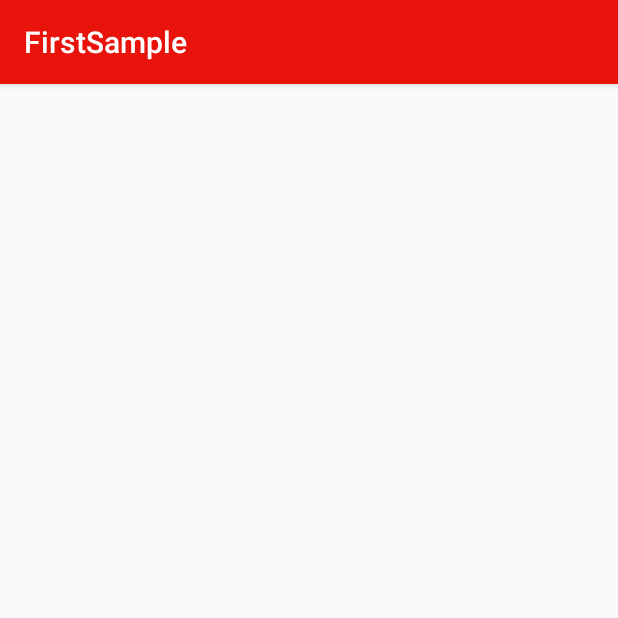
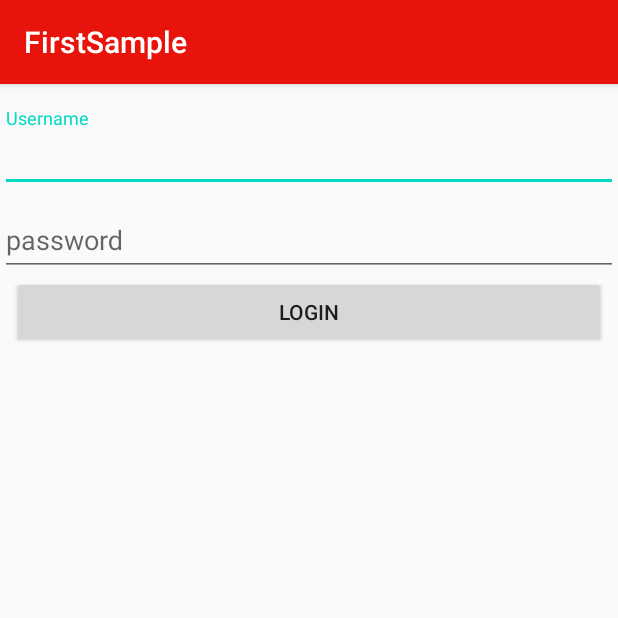
Before and after one commit to phirumtan/AndroidG1-aft-, an Android app: the ViewModelActivity screen opened directly, with no data from a screen before it, on a phone screen of 412 x 824 dp, the top half of it. Run offline under Robolectric (Android 15) with nearby library versions, the phone set to English and light mode, and no system bars; our stand-ins replace data binding.

Commit message:
cp12 viewmodel

```diff
--- a/app/src/main/java/com/gsmarena/firstsample/ViewModelActivity.java
+++ b/app/src/main/java/com/gsmarena/firstsample/ViewModelActivity.java
@@ -1,8 +1,10 @@
 package com.gsmarena.firstsample;
+
+import android.os.Bundle;
 
 import androidx.appcompat.app.AppCompatActivity;
 
-import android.os.Bundle;
+import com.gsmarena.firstsample.fragment.LoginFragment;
 
 public class ViewModelActivity extends AppCompatActivity {
 
@@ -10,5 +12,8 @@ public class ViewModelActivity extends AppCompatActivity {
     protected void onCreate(Bundle savedInstanceState) {
         super.onCreate(savedInstanceState);
         setContentView(R.layout.activity_view_model);
+        getSupportFragmentManager().beginTransaction()
+                .replace(R.id.container, new LoginFragment(), LoginFragment.TAG)
+                .commit();
     }
 }
--- /dev/null
+++ b/app/src/main/java/com/gsmarena/firstsample/fragment/LoginFragment.java
@@ -0,0 +1,69 @@
+package com.gsmarena.firstsample.fragment;
+
+import android.os.Bundle;
+import android.text.Editable;
+import android.view.LayoutInflater;
+import android.view.View;
+import android.view.ViewGroup;
+import android.widget.Toast;
+
+import androidx.annotation.NonNull;
+import androidx.annotation.Nullable;
+import androidx.databinding.DataBindingUtil;
+import androidx.fragment.app.Fragment;
+import androidx.fragment.app.FragmentManager;
+import androidx.lifecycle.ViewModelProvider;
+
+import com.gsmarena.firstsample.R;
+import com.gsmarena.firstsample.databinding.FragmentLoginBinding;
+import com.gsmarena.firstsample.models.LoginViewModel;
+
+public class LoginFragment extends Fragment {
+
+    public static final String TAG = LoginFragment.class.getSimpleName();
+    private FragmentLoginBinding mViewBinding;
+    private LoginViewModel mLoginViewModel;
+    private FragmentManager mManager;
+
+
+    public LoginFragment() {
+        super();
+    }
+
+    @Nullable
+    @Override
+    public View onCreateView(@NonNull LayoutInflater inflater, @Nullable ViewGroup container, @Nullable Bundle savedInstanceState) {
+        mViewBinding = DataBindingUtil.inflate(inflater, R.layout.fragment_login, container, false);
+        return mViewBinding.getRoot();
+    }
+
+    @Override
+    public void onViewCreated(@NonNull View view, @Nullable Bundle savedInstanceState) {
+        if (getActivity() == null)
+            return;
+
+        mManager = getParentFragmentManager();
+
+        mLoginViewModel = new ViewModelProvider(getActivity()).get(LoginViewModel.class);
+
+        mViewBinding.btnLogin.setOnClickListener(new View.OnClickListener() {
+            @Override
+            public void onClick(View v) {
+                Editable edtUsername = mViewBinding.edtUsername.getText();
+                Editable edtPassword = mViewBinding.edtPassword.getText();
+                if (edtUsername != null && edtPassword != null) {
+                    if (edtUsername.length() > 0 && edtPassword.length() > 0) {
+                        mLoginViewModel.saveUserLogin(edtUsername.toString(), edtPassword.toString());
+                        mManager.beginTransaction().replace(R.id.container, new UserDetailFragment(),
+                                UserDetailFragment.TAG).addToBackStack(UserDetailFragment.TAG).commit();
+                    } else {
+                        Toast.makeText(v.getContext(), "username or password can not empty", Toast.LENGTH_SHORT).show();
+                    }
+                } else
+                    Toast.makeText(v.getContext(), "username or password can not empty", Toast.LENGTH_SHORT).show();
+
+                //getParentFragmentManager().beginTransaction().replace(R.id.container, new UserDetailFragment(), UserDetailFragment.TAG).commitAllowingStateLoss();
+            }
+        });
+    }
+}
--- a/app/src/main/res/layout/activity_view_model.xml
+++ b/app/src/main/res/layout/activity_view_model.xml
@@ -1,9 +1,9 @@
 <?xml version="1.0" encoding="utf-8"?>
-<androidx.constraintlayout.widget.ConstraintLayout xmlns:android="http://schemas.android.com/apk/res/android"
-    xmlns:app="http://schemas.android.com/apk/res-auto"
+<FrameLayout xmlns:android="http://schemas.android.com/apk/res/android"
     xmlns:tools="http://schemas.android.com/tools"
+    android:id="@+id/container"
     android:layout_width="match_parent"
     android:layout_height="match_parent"
     tools:context=".ViewModelActivity">
 
-</androidx.constraintlayout.widget.ConstraintLayout>
+</FrameLayout>
--- /dev/null
+++ b/app/src/main/res/layout/fragment_login.xml
@@ -0,0 +1,51 @@
+<?xml version="1.0" encoding="utf-8"?>
+<layout>
+
+    <androidx.constraintlayout.widget.ConstraintLayout xmlns:android="http://schemas.android.com/apk/res/android"
+        xmlns:app="http://schemas.android.com/apk/res-auto"
+        android:layout_width="match_parent"
+        android:layout_height="match_parent">
+
+        <com.google.android.material.textfield.TextInputLayout
+            android:id="@+id/textInputLayout2"
+            android:layout_width="match_parent"
+            android:layout_height="wrap_content"
+            android:layout_marginTop="16dp"
+            app:layout_constraintEnd_toEndOf="parent"
+            app:layout_constraintStart_toStartOf="parent"
+            app:layout_constraintTop_toTopOf="parent">
+
+            <com.google.android.material.textfield.TextInputEditText
+                android:id="@+id/edt_username"
+                android:layout_width="match_parent"
+                android:layout_height="wrap_content"
+                android:hint="Username" />
+        </com.google.android.material.textfield.TextInputLayout>
+
+        <com.google.android.material.textfield.TextInputLayout
+            android:id="@+id/textInputLayout3"
+            android:layout_width="match_parent"
+            android:layout_height="wrap_content"
+            app:layout_constraintEnd_toEndOf="parent"
+            app:layout_constraintStart_toStartOf="parent"
+            app:layout_constraintTop_toBottomOf="@+id/textInputLayout2">
+
+            <com.google.android.material.textfield.TextInputEditText
+                android:id="@+id/edt_password"
+                android:layout_width="match_parent"
+                android:layout_height="wrap_content"
+                android:hint="password" />
+        </com.google.android.material.textfield.TextInputLayout>
+
+        <Button
+            android:id="@+id/btn_login"
+            android:layout_width="0dp"
+            android:layout_height="wrap_content"
+            android:layout_marginStart="8dp"
+            android:layout_marginEnd="8dp"
+            android:text="Login"
+            app:layout_constraintEnd_toEndOf="parent"
+            app:layout_constraintStart_toStartOf="parent"
+            app:layout_constraintTop_toBottomOf="@+id/textInputLayout3" />
+    </androidx.constraintlayout.widget.ConstraintLayout>
+</layout>
```
Also changed, not shown: app/src/main/java/com/gsmarena/firstsample/LiveDataActivity.java (+18 -2 lines), app/src/main/java/com/gsmarena/firstsample/MainActivity.java (+8 -0 lines), app/src/main/java/com/gsmarena/firstsample/fragment/UserDetailFragment.java (added, +63 -0 lines), app/src/main/java/com/gsmarena/firstsample/models/LoginViewModel.java (added, +49 -0 lines), app/src/main/java/com/gsmarena/firstsample/models/UserViewModel.java (+28 -0 lines), app/src/main/res/layout/activity_main.xml (+9 -0 lines), app/src/main/res/layout/fragment_user_detail.xml (added, +30 -0 lines).
